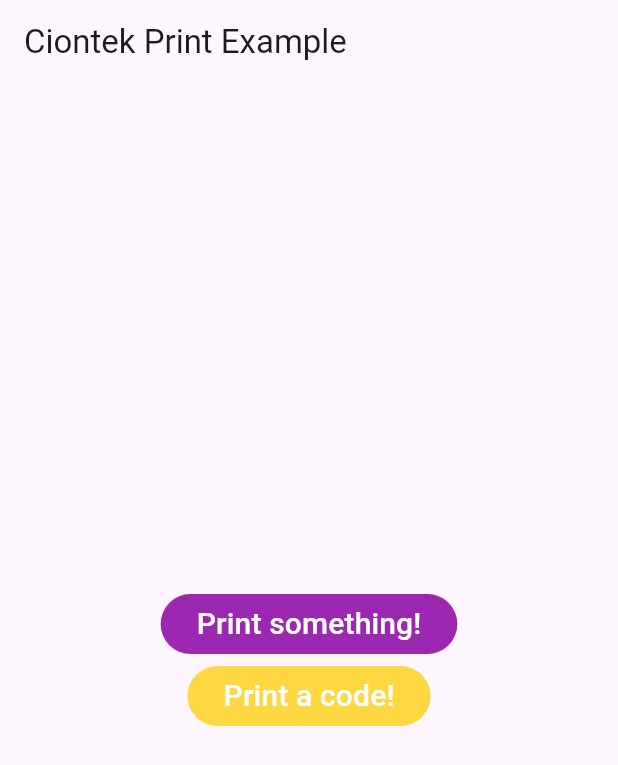
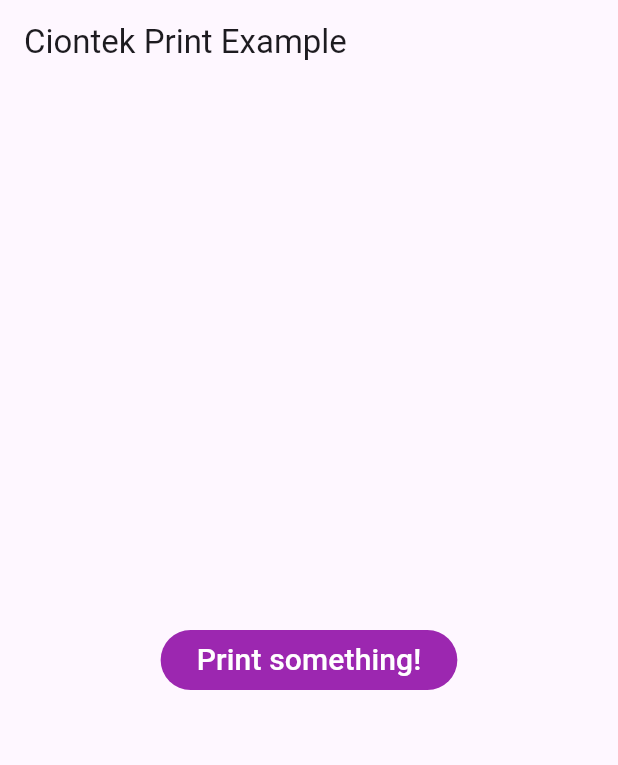
Before and after one commit to imGok/ciontek-sdk-flutter, a Flutter app: the screen it shows after launch, after a tap on "Print something!", on a phone screen of 412 x 824 dp. Shown: the top 765 px of the screen. Run offline on Flutter 3.47's test engine with Material 3 defaults, Android fonts, the phone set to English and light mode, and no system bars; our stand-ins replace plugin_platform_interface.

Commit message:
refactor: remove barcode printing functionality and update print line handling

```diff
--- a/example/lib/main.dart
+++ b/example/lib/main.dart
@@ -1,5 +1,4 @@
-import 'package:ciontek/ciontek_print_code.dart';
-import 'package:ciontek/ciontek_print_line.dart';
+import 'package:ciontek/models/ciontek_print_line.dart';
 import 'package:flutter/material.dart';
 import 'dart:async';
 
@@ -47,22 +46,11 @@ class _MyAppState extends State<MyApp> {
           text: 'Welcome back !',
           underline: true,
         ),
+        CiontekPrintLine(
+          text: '12341234',
+          type: CiontekPrintLineType.qrCode,
+        ),
         CiontekPrintLine.feedPaper(lines: 4),
-      ],
-    );
-  }
-
-  Future<void> printCode() async {
-    await _ciontekPlugin.printCode(
-      codes: [
-        CiontekPrintCode(
-          data: '12345678',
-        ),
-      ],
-    );
-    await _ciontekPlugin.printLine(
-      lines: [
-        CiontekPrintLine.feedPaper(lines: 3),
       ],
     );
   }
@@ -94,20 +82,6 @@ class _MyAppState extends State<MyApp> {
                   ),
                 ),
               ),
-              OutlinedButton(
-                style: OutlinedButton.styleFrom(
-                  backgroundColor: Colors.amberAccent,
-                  side: BorderSide.none,
-                ),
-                onPressed: printCode,
-                child: const Text(
-                  'Print a code!',
-                  style: TextStyle(
-                    fontSize: 20,
-                    color: Colors.white,
-                  ),
-                ),
-              ),
             ],
           ),
         ),
--- a/lib/ciontek.dart
+++ b/lib/ciontek.dart
@@ -1,5 +1,4 @@
-import 'package:ciontek/ciontek_print_code.dart';
-import 'package:ciontek/ciontek_print_line.dart';
+import 'package:ciontek/models/ciontek_print_line.dart';
 
 import 'ciontek_platform_interface.dart';
 
@@ -8,7 +7,4 @@ class Ciontek {
     return CiontekPlatform.instance.printLine(lines);
   }
 
-  Future<String?> printCode({required List<CiontekPrintCode> codes}) {
-    return CiontekPlatform.instance.printCode(codes);
-  }
 }
--- a/lib/ciontek_print_code.dart
+++ /dev/null
@@ -1,48 +0,0 @@
-// ignore_for_file: constant_identifier_names
-
-enum CiontekPrintCodeType {
-  code128(ciontekValue: "CODE_128"),
-  code39(ciontekValue: "CODE_39"),
-  ean8(ciontekValue: "EAN_8"),
-  qrCode(ciontekValue: "QR_CODE"),
-  pdf417(ciontekValue: "PDF_417"),
-  itf(ciontekValue: "ITF"),
-  ;
-
-  const CiontekPrintCodeType({
-    required this.ciontekValue,
-  });
-
-  final String ciontekValue;
-}
-
-class CiontekPrintCode {
-  final String data;
-  final CiontekPrintCodeType barcodeType;
-  final int width;
-  final int height;
-
-  CiontekPrintCode({
-    required this.data,
-    this.barcodeType = CiontekPrintCodeType.ean8,
-    this.width = 360,
-    this.height = 120,
-  });
-
-  Map<String, dynamic> toMap() {
-    return {
-      'data': data,
-      'barcodeType': barcodeType.ciontekValue,
-      'width': width,
-      'height': height,
-    };
-  }
-}
-
-extension PrintCodeListExtension on List<CiontekPrintCode> {
-  Map<String, dynamic> toMap() {
-    return {
-      "codes": map((e) => e.toMap()).toList(),
-    };
-  }
-}
--- a/lib/ciontek_print_line.dart
+++ b/lib/models/ciontek_print_line.dart
@@ -2,18 +2,30 @@
 // density level, value 1~5
 // 1:Lowest 3：medium 5：Highest
 enum TextGray { lowest, low, medium, high, highest }
+
+enum CiontekPrintLineType {
+  text,
+  code128,
+  code39,
+  ean8,
+  qrCode,
+  pdf417,
+  itf,
+}
 
 class CiontekPrintLine {
   final String text;
   final TextGray textGray;
   final bool bold;
   final bool underline;
+  final CiontekPrintLineType type;
 
   CiontekPrintLine({
     required this.text,
     this.textGray = TextGray.medium,
     this.bold = false,
     this.underline = false,
+    this.type = CiontekPrintLineType.text,
   });
 
   // Feed factory
@@ -29,6 +41,15 @@ class CiontekPrintLine {
       'textGray': textGray.index + 1,
       'bold': bold,
       'underline': underline,
+      'type': switch (type) {
+        CiontekPrintLineType.text => 'TEXT',
+        CiontekPrintLineType.code128 => 'CODE_128',
+        CiontekPrintLineType.code39 => 'CODE_39',
+        CiontekPrintLineType.ean8 => 'EAN_8',
+        CiontekPrintLineType.qrCode => 'QR_CODE',
+        CiontekPrintLineType.pdf417 => 'PDF_417',
+        CiontekPrintLineType.itf => 'ITF',
+      },
     };
   }
 }
--- a/pubspec.yaml
+++ b/pubspec.yaml
@@ -1,6 +1,6 @@
 name: ciontek
 description: "Wrapper for Ciontek SDK, with this package you can print text"
-version: 0.0.5+2025051301
+version: 0.0.5+2025051302
 homepage: https://github.com/imGok/ciontek-sdk-flutter
 
 environment:
```
Also changed, not shown: lib/ciontek_method_channel.dart (+1 -11 lines), lib/ciontek_platform_interface.dart (+1 -6 lines), 5 other files.
